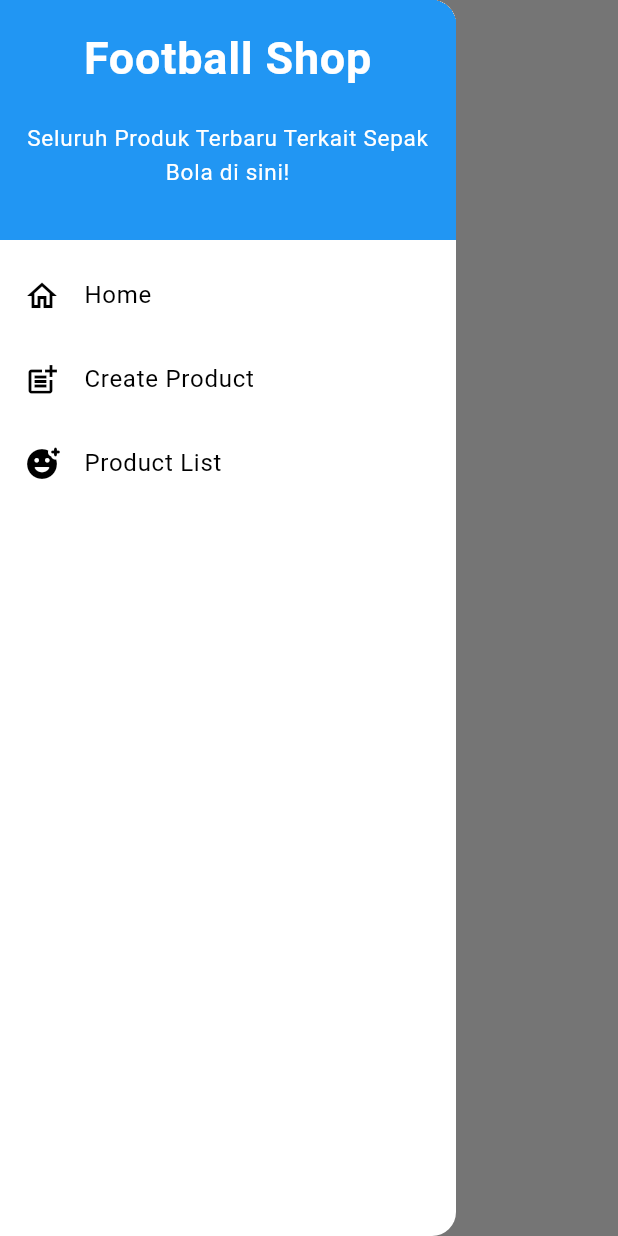
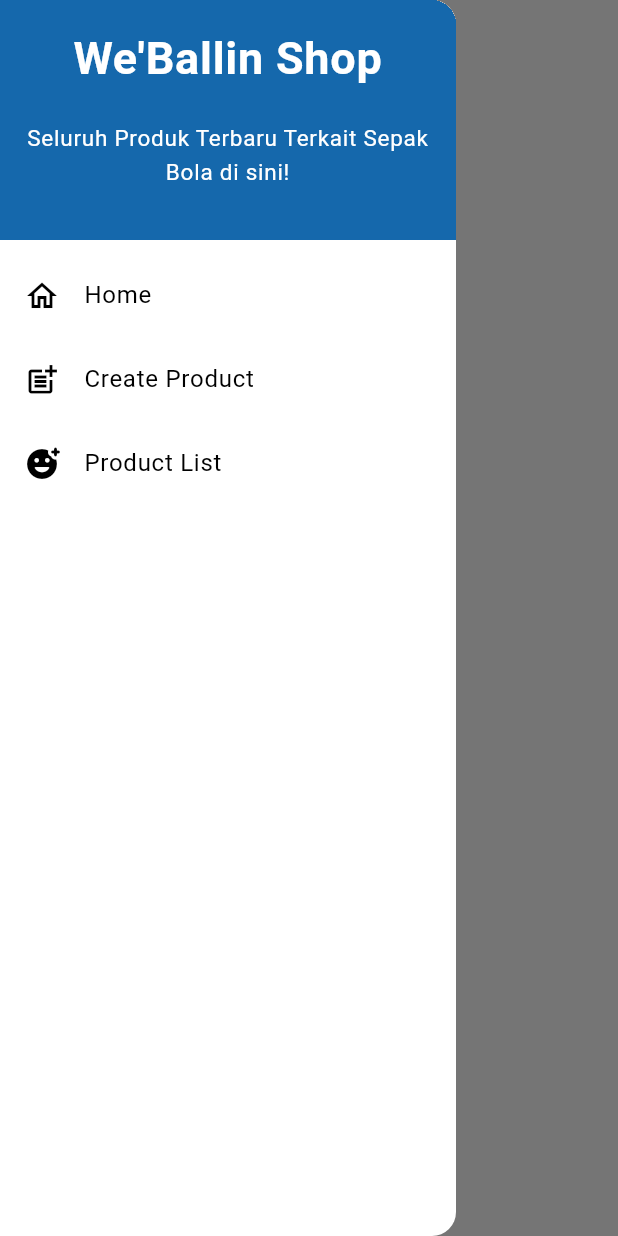
Before and after one commit to Kallln/football-shop, a Flutter app: the ProductEntryListPage screen opened directly, with the side drawer open, on a phone screen of 412 x 824 dp. Run offline on Flutter 3.47's test engine with Material 3 defaults, Android fonts, the phone set to English and light mode, and no system bars; missing offline and left inert: pbp_django_auth.

Commit message:
Selesai tugas 9: debug terakhir

```diff
--- a/lib/screens/menu.dart
+++ b/lib/screens/menu.dart
@@ -205,11 +205,12 @@ class ItemCard extends StatelessWidget {
                       content: Text("$message See you again, $uname."),
                     ),
                   );
-                  Navigator.pushReplacement(
-                    context,
+                  // Clear entire navigation stack so back button won't appear
+                  Navigator.of(context).pushAndRemoveUntil(
                     MaterialPageRoute(
                       builder: (context) => const LoginPage(),
                     ),
+                    (route) => false,
                   );
                 } else {
                   ScaffoldMessenger.of(context).showSnackBar(
--- a/lib/widgets/left_drawer.dart
+++ b/lib/widgets/left_drawer.dart
@@ -15,12 +15,12 @@ class LeftDrawer extends StatelessWidget {
           const DrawerHeader(
             // TODO: Bagian drawer header
             decoration: BoxDecoration(
-            color: Colors.blue,
+            color: Color.fromARGB(255, 21, 104, 172),
           ),
           child: Column(
             children: [
               Text(
-                'Football Shop',
+                'We\'Ballin Shop',
                 textAlign: TextAlign.center,
                 style: TextStyle(
                   fontSize: 30,
```
Also changed, not shown: lib/screens/login.dart (+5 -3 lines).
